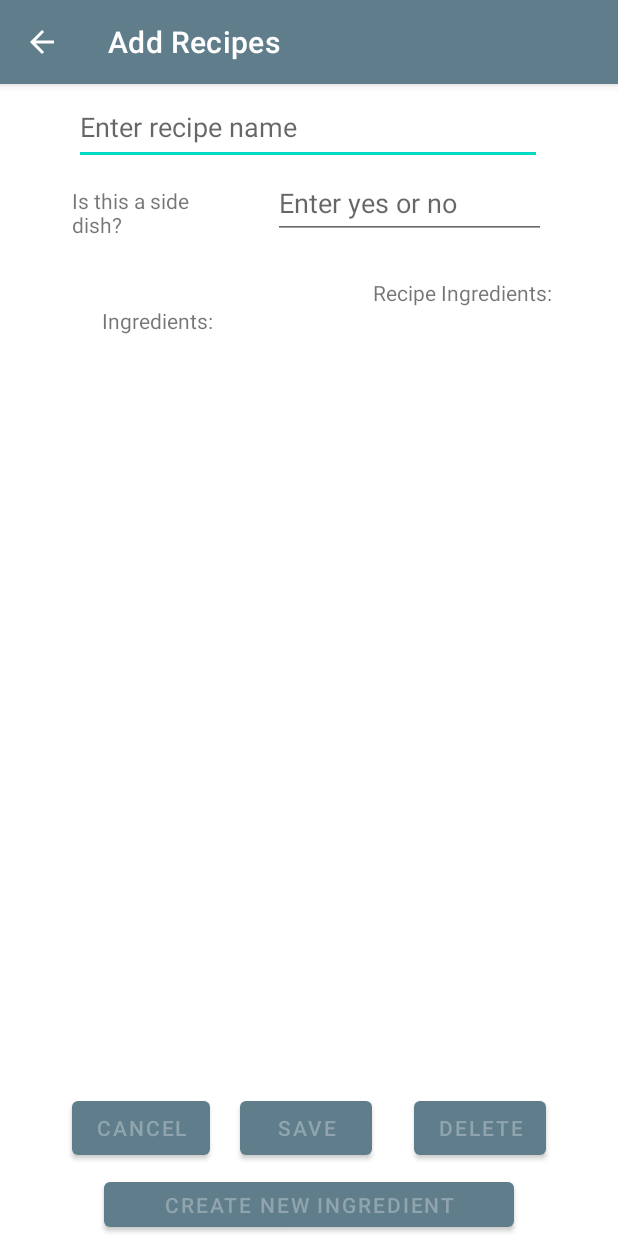
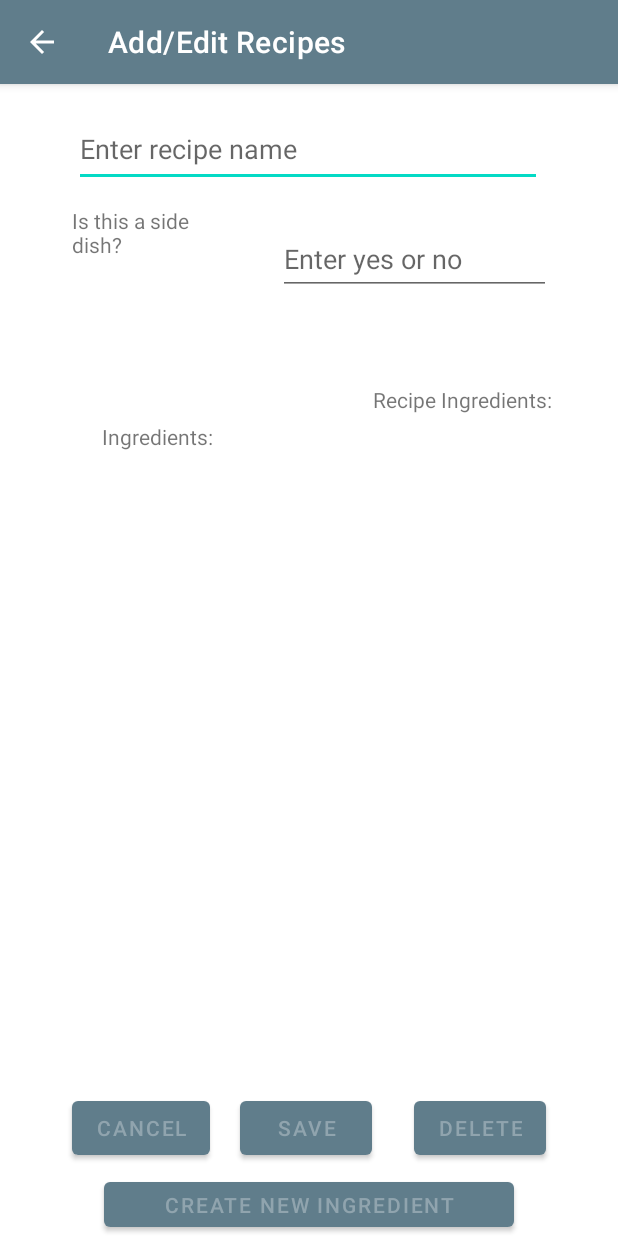
Before and after one commit to 81Jashua/Menu_Planner, an Android app: the Add_Edit_Recipe screen opened directly, with no data from a screen before it, on a phone screen of 412 x 824 dp. Run offline under Robolectric (Android 15) with nearby library versions, the phone set to English and light mode, and no system bars; our stand-ins replace Firebase (no records; nobody signed in at launch, a user with empty details on screens opened directly); Roboto replaces fonts that are not available here.

Commit message:
modified constraint layout in add/edit xml

```diff
--- a/app/src/main/java/com/example/menuplanner/Add_Edit_Recipe.java
+++ b/app/src/main/java/com/example/menuplanner/Add_Edit_Recipe.java
@@ -77,7 +77,7 @@ public class Add_Edit_Recipe extends AppCompatActivity implements AdapterView.On
         setContentView(R.layout.activity_add__edit__recipe);
         getSupportActionBar().setDisplayHomeAsUpEnabled(true);
 
-        this.setTitle("Add Recipes");
+        this.setTitle("Add/Edit Recipes");
 
         //FireBase.getAllIngredients(this);
         if (getIntent().getExtras() != null)
--- a/app/src/main/res/layout/activity_add__edit__recipe.xml
+++ b/app/src/main/res/layout/activity_add__edit__recipe.xml
@@ -11,9 +11,11 @@
         android:layout_width="312dp"
         android:layout_height="50dp"
         android:layout_marginTop="4dp"
+        android:layout_marginBottom="10dp"
         android:ems="10"
         android:hint="Enter recipe name"
         android:inputType="textPersonName"
+        app:layout_constraintBottom_toTopOf="@+id/editTextIsSide"
         app:layout_constraintEnd_toEndOf="parent"
         app:layout_constraintHorizontal_bias="0.494"
         app:layout_constraintStart_toStartOf="parent"
@@ -24,11 +26,13 @@
         android:layout_width="199dp"
         android:layout_height="469dp"
 
+        android:layout_marginTop="200dp"
+        android:layout_marginEnd="4dp"
         android:clickable="true"
         app:layout_constraintBottom_toBottomOf="parent"
+        app:layout_constraintEnd_toStartOf="@+id/listViewAddedIngredientList"
         app:layout_constraintTop_toTopOf="parent"
-        app:layout_constraintVertical_bias="0.6"
-        tools:layout_editor_absoluteX="-4dp" />
+        app:layout_constraintVertical_bias="0.591" />
 
     <Button
         android:id="@+id/button"
@@ -71,20 +75,24 @@
         android:layout_marginStart="48dp"
         android:layout_marginTop="68dp"
         android:text="Is this a side dish?"
+        app:layout_constraintBottom_toTopOf="@+id/textView9"
         app:layout_constraintStart_toStartOf="parent"
-        app:layout_constraintTop_toTopOf="parent" />
+        app:layout_constraintTop_toTopOf="parent"
+        app:layout_constraintVertical_bias="0.107" />
 
     <EditText
         android:id="@+id/editTextIsSide"
         android:layout_width="182dp"
         android:layout_height="47dp"
         android:layout_marginStart="20dp"
-        android:layout_marginTop="56dp"
+        android:layout_marginTop="64dp"
+        android:layout_marginBottom="14dp"
         android:ems="10"
         android:hint="Enter yes or no"
         android:inputType="textPersonName"
+        app:layout_constraintBottom_toTopOf="@+id/textView10"
         app:layout_constraintEnd_toEndOf="parent"
-        app:layout_constraintHorizontal_bias="0.0"
+        app:layout_constraintHorizontal_bias="0.063"
         app:layout_constraintStart_toEndOf="@+id/textView6"
         app:layout_constraintTop_toTopOf="parent" />
 
@@ -104,28 +112,33 @@
         android:layout_width="wrap_content"
         android:layout_height="wrap_content"
         android:layout_marginStart="68dp"
+        android:layout_marginTop="17dp"
+        android:layout_marginBottom="8dp"
         android:text="Ingredients:"
         app:layout_constraintBottom_toTopOf="@+id/listViewRecipeIngredientList"
         app:layout_constraintStart_toStartOf="parent"
-        app:layout_constraintTop_toTopOf="parent"
+        app:layout_constraintTop_toBottomOf="@+id/editTextIsSide"
         app:layout_constraintVertical_bias="0.926" />
 
     <TextView
         android:id="@+id/textView10"
         android:layout_width="wrap_content"
         android:layout_height="wrap_content"
-        android:layout_marginTop="124dp"
+        android:layout_marginTop="17dp"
         android:layout_marginEnd="44dp"
+        android:layout_marginBottom="8dp"
         android:text="Recipe Ingredients:"
         app:layout_constraintBottom_toTopOf="@+id/listViewAddedIngredientList"
         app:layout_constraintEnd_toEndOf="parent"
-        app:layout_constraintTop_toTopOf="parent"
+        app:layout_constraintTop_toBottomOf="@+id/editTextIsSide"
         app:layout_constraintVertical_bias="0.166" />
 
     <ListView
         android:id="@+id/listViewAddedIngredientList"
         android:layout_width="202dp"
         android:layout_height="471dp"
+        android:layout_marginTop="200dp"
+        android:layout_marginEnd="8dp"
         app:layout_constraintBottom_toBottomOf="parent"
         app:layout_constraintEnd_toEndOf="parent"
         app:layout_constraintTop_toTopOf="parent"
```
